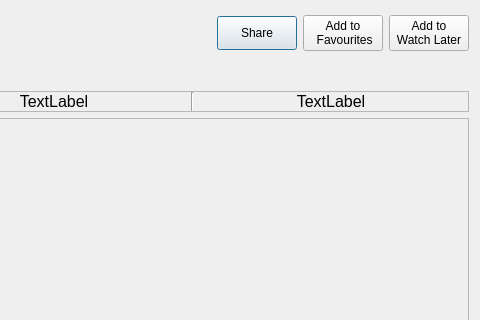
Qt form ClipFlix/watch_music.ui (andralves717/IHC_Clipflix) before a commit; both pictures show x 430 to 910 and y 0 to 320 of the 910 by 600 pixel window.
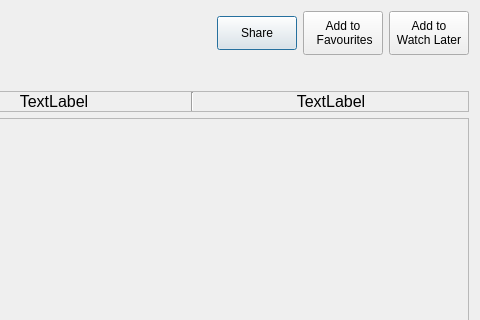
The same form after that commit.

The edit to the form file:
```diff
--- a/ClipFlix/watch_music.ui
+++ b/ClipFlix/watch_music.ui
@@ -92,7 +92,7 @@
            <item>
             <widget class="QPushButton" name="addFav">
              <property name="sizePolicy">
-              <sizepolicy hsizetype="Maximum" vsizetype="Maximum">
+              <sizepolicy hsizetype="Maximum" vsizetype="Minimum">
                <horstretch>0</horstretch>
                <verstretch>0</verstretch>
               </sizepolicy>
@@ -109,7 +109,7 @@
            <item>
             <widget class="QPushButton" name="addWL">
              <property name="sizePolicy">
-              <sizepolicy hsizetype="Maximum" vsizetype="Maximum">
+              <sizepolicy hsizetype="Maximum" vsizetype="Minimum">
                <horstretch>0</horstretch>
                <verstretch>0</verstretch>
               </sizepolicy>
```
Left out of the diff: 2 changed lines with no effect on the pictures.
